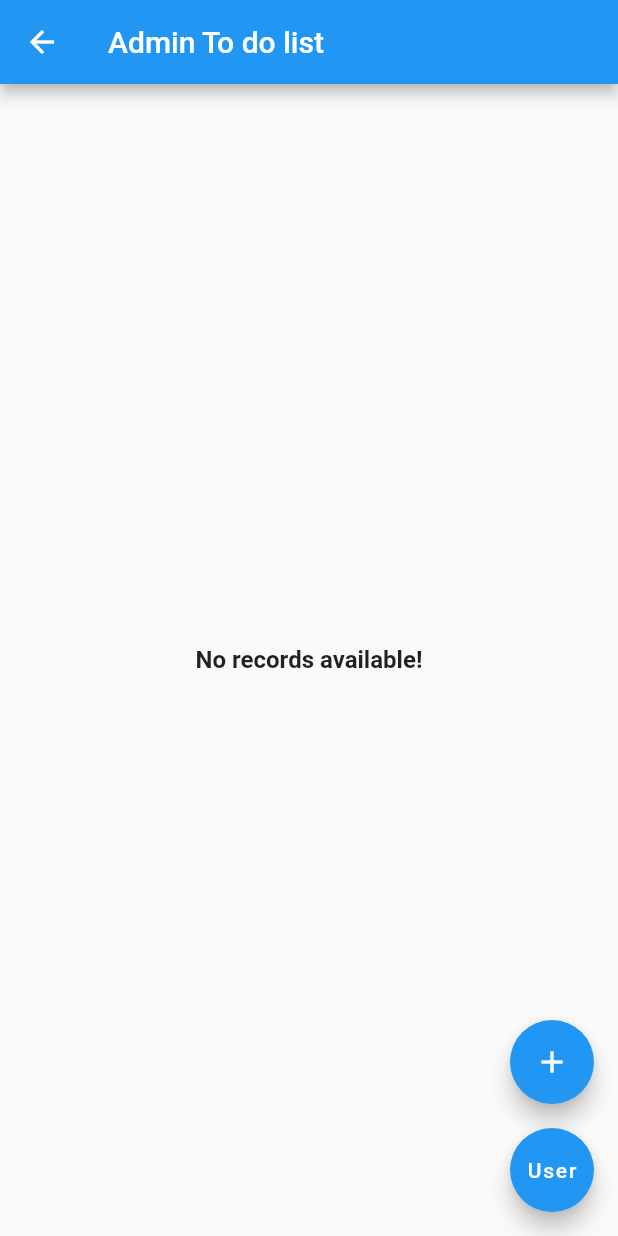
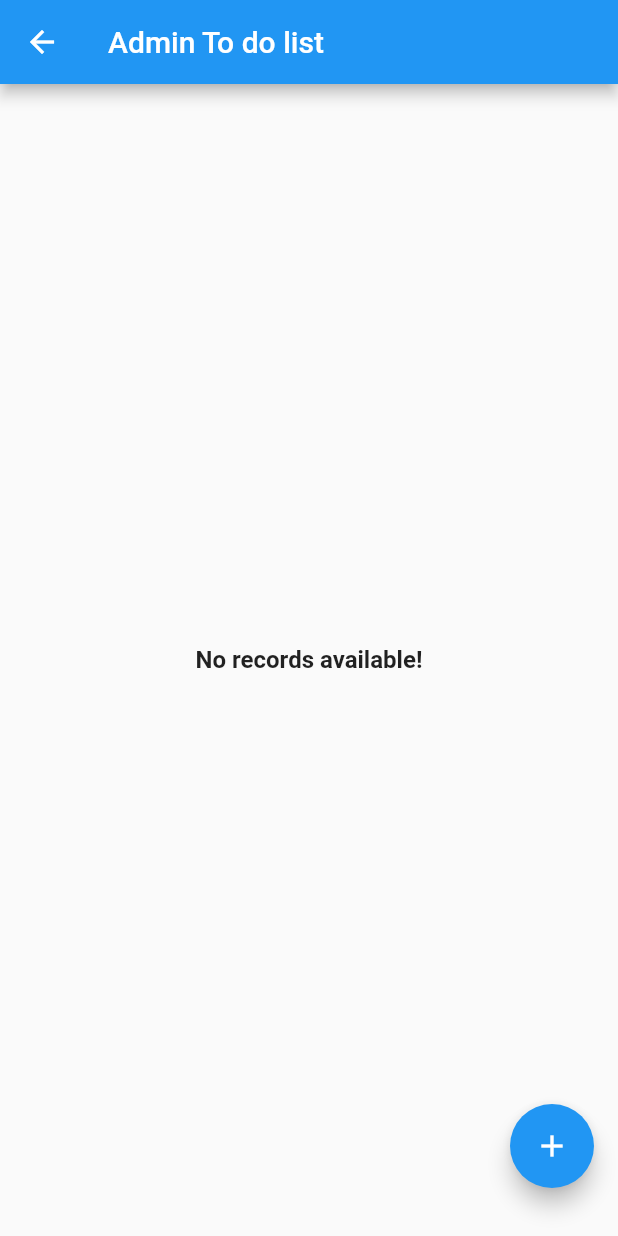
Before and after one commit to Flutter-OJT/KZYL_Assignment05, a Flutter app: the AdminScreen screen opened by its route, on a phone screen of 412 x 824 dp. Run offline on Flutter 3.47's test engine with Material 2 defaults, Android fonts, the phone set to English and light mode, and no system bars; our stand-ins replace flutter_secure_storage, get, sqflite; accounts and stored records are empty.

Commit message:
committing assignment 05

```diff
--- a/lib/screens/home/admin_screen.dart
+++ b/lib/screens/home/admin_screen.dart
@@ -214,12 +214,13 @@ class AdminScreen extends StatelessWidget {
           const SizedBox(
             height: 16,
           ),
-          FloatingActionButton(
-            onPressed: () {
-
-            },
-            child: const Text('User'),
-          ),
+          // FloatingActionButton(
+          //   onPressed: () {
+          //     Navigator.push(context, MaterialPageRoute(builder: (context)=> UserEditScreen()),
+          //     );
+          //   },
+          //   child: const Text('User'),
+          // ),
         ],
       ),
     );
--- a/pubspec.yaml
+++ b/pubspec.yaml
@@ -39,7 +39,6 @@ dependencies:
   flutter_secure_storage: ^8.0.0
   sqflite: ^2.2.8+4
   crypto: ^3.0.3
-  encrypt: ^5.0.1
 
 dev_dependencies:
   flutter_test:
```
Also changed, not shown: lib/screens/auth/register.dart (+0 -13 lines), lib/screens/home/user_edit_screen.dart (deleted, +0 -29 lines), lib/services/encryption/encryption.dart (deleted, +0 -25 lines), pubspec.lock.
